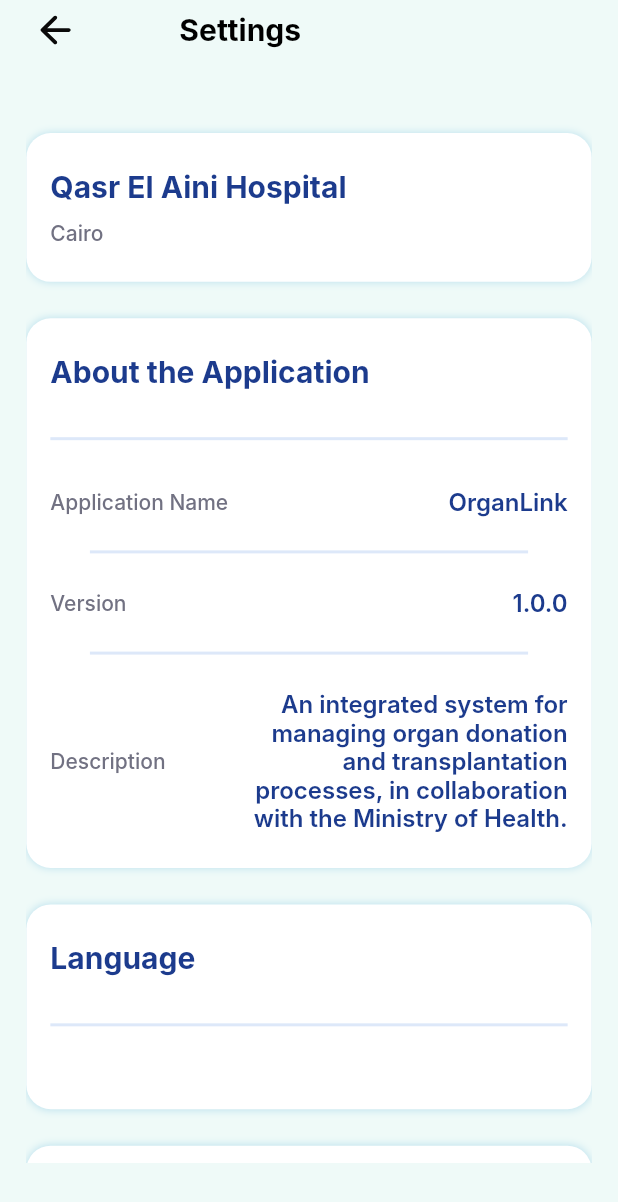
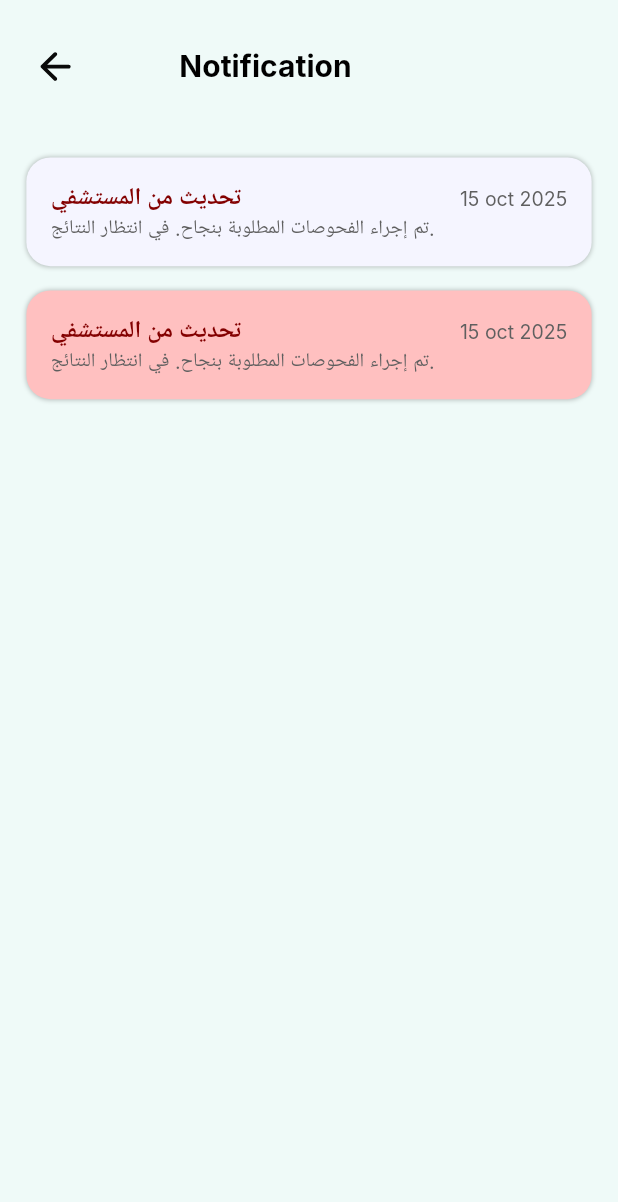
Before and after one commit to MarianAdly21/organ-link, a Flutter app: the screen it shows after launch, on a phone screen of 412 x 824 dp. Shown: the top 1202 px of the screen. Run offline on Flutter 3.47's test engine with Material 3 defaults, Android fonts, the phone set to English and light mode, and no system bars; our stand-ins replace cached_network_image, device_info_plus, dio, dropdown_button2, equatable, flutter_bloc and 10 more; Roboto replaces fonts that are missing (Inter).

Commit message:
done notification item ui and noNotification widget and error widget

```diff
--- /dev/null
+++ b/lib/features/user_flow/notification/screens/notification_screen.dart
@@ -0,0 +1,40 @@
+import 'package:flutter/material.dart';
+import 'package:organ_link/_core/widgets/base_stateful_screen_widget.dart';
+import 'package:organ_link/features/user_flow/notification/widget/notification_item.dart';
+import 'package:organ_link/features/user_flow/widget/base_body_scaffold.dart';
+import 'package:organ_link/res/app_colors.dart';
+
+class NotificationScreen extends BaseStatefulScreenWidget {
+  const NotificationScreen({super.key});
+
+  @override
+  BaseScreenState<BaseStatefulScreenWidget> baseScreenCreateState() =>
+      _NotificationScreenState();
+}
+
+class _NotificationScreenState extends BaseScreenState<NotificationScreen> {
+  @override
+  Widget baseScreenBuild(BuildContext context) {
+    return Scaffold(
+      backgroundColor: AppColors.scaffoldBackground,
+      body: BaseBodyScaffold(
+        title: "Notification",
+        onBackTap: () {},
+        body: Column(
+          children: [
+            NotificationItem(
+              color: AppColors.notificationItemBG,
+              title: "تحديث من المستشفي ",
+              content: "تم إجراء الفحوصات المطلوبة بنجاح. في انتظار النتائج.",
+            ),
+            NotificationItem(
+              color: AppColors.notificationImportantItemBG,
+              title: "تحديث من المستشفي ",
+              content: "تم إجراء الفحوصات المطلوبة بنجاح. في انتظار النتائج.",
+            ),
+          ],
+        ),
+      ),
+    );
+  }
+}
--- /dev/null
+++ b/lib/features/user_flow/notification/widget/notification_item.dart
@@ -0,0 +1,75 @@
+import 'package:flutter/material.dart';
+import 'package:flutter_screenutil/flutter_screenutil.dart';
+import 'package:organ_link/_core/extensions/extension_theme.dart';
+import 'package:organ_link/res/app_colors.dart';
+
+class NotificationItem extends StatelessWidget {
+  const NotificationItem({
+    super.key,
+    required this.color,
+    required this.title,
+    required this.content,
+  });
+  final Color color;
+  final String title;
+  final String content;
+  @override
+  Widget build(BuildContext context) {
+    return Padding(
+      padding: EdgeInsets.only(top: 16.h),
+      child: Container(
+        //  height: 84.h,
+        padding: EdgeInsets.symmetric(vertical: 16.h, horizontal: 16.h),
+        decoration: BoxDecoration(
+          color: color,
+          borderRadius: BorderRadius.circular(16),
+          boxShadow: [
+            BoxShadow(
+              color: Colors.black.withValues(alpha: 0.25),
+              blurRadius: 2,
+            ),
+          ],
+        ),
+        child: Column(
+          crossAxisAlignment: CrossAxisAlignment.start,
+          children: [
+            Row(
+              mainAxisAlignment: MainAxisAlignment.spaceBetween,
+              children: [
+                Flexible(
+                  child: FittedBox(
+                    fit: BoxFit.scaleDown,
+                    child: Text(
+                      title,
+                      style: context.textTheme.bodyMedium!.copyWith(
+                        color: AppColors.notificationMainTitle,
+                        fontWeight: FontWeight.w600,
+                      ),
+                    ),
+                  ),
+                ),
+                SizedBox(width: 24.w),
+                Text(
+                  "15 oct 2025",
+                  style: context.textTheme.labelLarge!.copyWith(
+                    color: AppColors.notificationContentAndDate,
+                    fontSize: 13,
+                    fontWeight: FontWeight.w400,
+                  ),
+                ),
+              ],
+            ),
+            Text(
+              content,
+              style: context.textTheme.labelLarge!.copyWith(
+                color: AppColors.notificationContentAndDate,
+                fontSize: 13,
+                fontWeight: FontWeight.w400,
+              ),
+            ),
+          ],
+        ),
+      ),
+    );
+  }
+}
--- a/lib/features/user_flow/widget/base_body_scaffold.dart
+++ b/lib/features/user_flow/widget/base_body_scaffold.dart
@@ -16,7 +16,12 @@ class BaseBodyScaffold extends StatelessWidget {
   Widget build(BuildContext context) {
     return SafeArea(
       child: Padding(
-        padding: EdgeInsets.only(left: 16.w, right: 16.w, bottom: 48.h),
+        padding: EdgeInsets.only(
+          left: 16.w,
+          right: 16.w,
+          bottom: 48.h,
+          top: 24.h,
+        ),
         child: Column(
           crossAxisAlignment: CrossAxisAlignment.stretch,
           children: [
--- a/lib/features/widgets/app_buttons/app_elevated_button.dart
+++ b/lib/features/widgets/app_buttons/app_elevated_button.dart
@@ -25,6 +25,7 @@ class AppElevatedButton extends StatelessWidget {
     EdgeInsets? padding,
     Color? textColor,
     Color? color,
+    OutlinedBorder? shape,
     required String title,
   }) {
     return AppElevatedButton(
@@ -33,6 +34,7 @@ class AppElevatedButton extends StatelessWidget {
       color: color,
       label: labelTextWidget(title, textColor),
       onPressed: onPressed,
+      shape: shape,
     );
   }
   factory AppElevatedButton.whiteWithTitle({
@@ -56,8 +58,10 @@ class AppElevatedButton extends StatelessWidget {
         padding: padding ?? commonPadding,
         shape:
             shape ??
-            RoundedRectangleBorder(borderRadius: BorderRadius.circular(16.r)),
+            RoundedRectangleBorder(
+              borderRadius: BorderRadius.circular(16.r)),
         backgroundColor: color,
+
       ),
       onPressed: onPressed,
       child: label,
--- a/lib/main.dart
+++ b/lib/main.dart
@@ -7,7 +7,7 @@ import 'package:flutter_screenutil/flutter_screenutil.dart';
 import 'package:organ_link/apis/_base/dio_api_manager.dart';
 import 'package:organ_link/app_router.dart';
 import 'package:organ_link/features/splash/splash_screen.dart';
-import 'package:organ_link/features/user_flow/settings/screen/settings_screen.dart';
+import 'package:organ_link/features/user_flow/notification/screens/notification_screen.dart';
 import 'package:organ_link/preferences/preferences_manager.dart';
 import 'package:get_it/get_it.dart';
 import 'package:organ_link/utils/bloc_observer/app_bloc_observer.dart';
@@ -120,7 +120,7 @@ class _OrganLinkState extends State<OrganLink> {
                       navigatorKey: AppRouter.mainNavigatorKey,
 
                       routes: AppRouter.routes,
-                      home: const SettingsScreen(),
+                      home: const NotificationScreen(),
                       //const SplashScreen(),
                     ),
                   );
--- a/lib/res/app_asset_paths.dart
+++ b/lib/res/app_asset_paths.dart
@@ -20,4 +20,7 @@ class AppAssetPaths {
   static const String inProgressIcon = "assets/icons/in_progress_icon.svg";
   static const String alarmClockIcon = "assets/icons/alarm_clock_icon.svg";
   static const String stopSwitchIcon = "assets/icons/stop_swatch_icon.svg";
+
+  static const String noNotificationImage = "assets/images/no_notification.svg";
+  static const String errorNotificationImage = "assets/images/error.png";
 }
--- a/lib/res/app_colors.dart
+++ b/lib/res/app_colors.dart
@@ -44,6 +44,10 @@ class AppColors {
   static const _provincialPinkApprox = Color(0xffFEF2F2);
   static const _scienceBlueApprox = Color(0xff0861D7);
   static const _botticelliApprox = Color(0xffD9E2ED);
+  static const _yourPink = Color(0xffFFC0C0);
+  static const _maroonApprox = Color(0xff830000);
+  static const _scorpionApprox = Color(0xff5F5F5F);
+  static const _fogApprox = Color(0xffDEDEFF);
 
   /// app main theme ...
   static const mainColor = _malachite;
@@ -194,4 +198,14 @@ class AppColors {
   static const backgroundForLogoutButton = _guardsmanRed;
   static const shadowForLogoutContainer = _redSolid;
   static const cancelBtnBG = _titanWhite;
+
+  /// Notification Screen
+  static const notificationItemBG = _titanWhite;
+  static const notificationImportantItemBG = _yourPink;
+  static const notificationMainTitle = _maroonApprox;
+  static const notificationContentAndDate = _scorpionApprox;
+  static const errorText = _redSolid;
+  static const backButtonBG = _titanWhite;
+  static const backButtonBorder = _fogApprox;
+
 }
--- a/lib/utils/locale/app_localization_keys.dart
+++ b/lib/utils/locale/app_localization_keys.dart
@@ -103,6 +103,10 @@ static const confirmLogoutTitle="logout_confirmation_title";
 static const areYouSureYouWantToLogOutOfTheApplication= "logout_confirmation_message";
 static const cancel="cancel";
 static const confirmLogout="confirm_logout";
+ static const errorOccurred= "error_occurred";
+  static const retry="retry";
+ static const goBack= "go_back";
+ static const emptyPageMessage= "empty_page_message";
 
 
 }
--- a/locale/ar.json
+++ b/locale/ar.json
@@ -94,7 +94,11 @@
   "logout_confirmation_title": "تأكيد تسجيل الخروج",
   "logout_confirmation_message": "هل أنت متأكد من رغبتك في تسجيل الخروج من التطبيق؟",
   "cancel": "إلغاء",
-  "confirm_logout": "تسجيل الخروج"
+  "confirm_logout": "تسجيل الخروج",
+  "error_occurred": "حدث خطأ ما يرجى إعادة المحاولة",
+  "retry": "إعادة المحاولة",
+  "go_back": "العودة للخلف",
+  "empty_page_message": "الصفحة فارغة، دعنا نراك مجدداً"
 
 
 
--- a/locale/en.json
+++ b/locale/en.json
@@ -94,5 +94,9 @@
 "logout_confirmation_title": "Confirm Logout",
 "logout_confirmation_message": "Are you sure you want to log out of the application?",
 "cancel": "Cancel",
-"confirm_logout": "Logout"
+"confirm_logout": "Logout",
+"error_occurred": "An error occurred, please try again",
+  "retry": "Retry",
+  "go_back": "Go Back",
+  "empty_page_message": "The page is empty, see you again soon"
 }
```
Also changed, not shown: lib/features/user_flow/notification/widget/empty_notification_widget.dart (added, +29 -0 lines), lib/features/user_flow/notification/widget/error_notification_widget.dart (added, +61 -0 lines), assets/images/error.png (added), assets/images/no_notification.svg (added).
